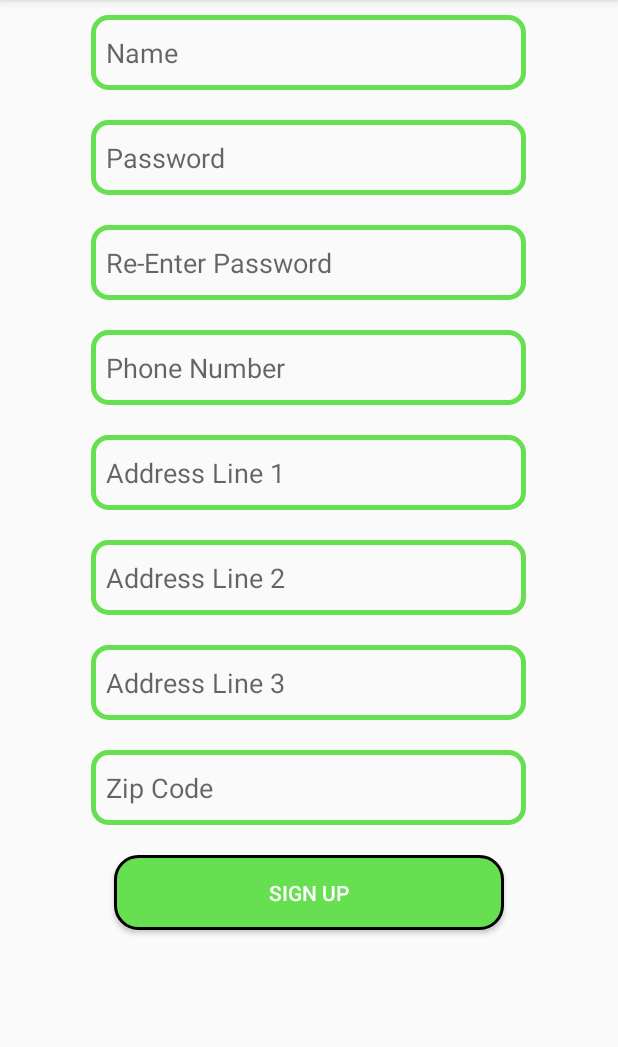
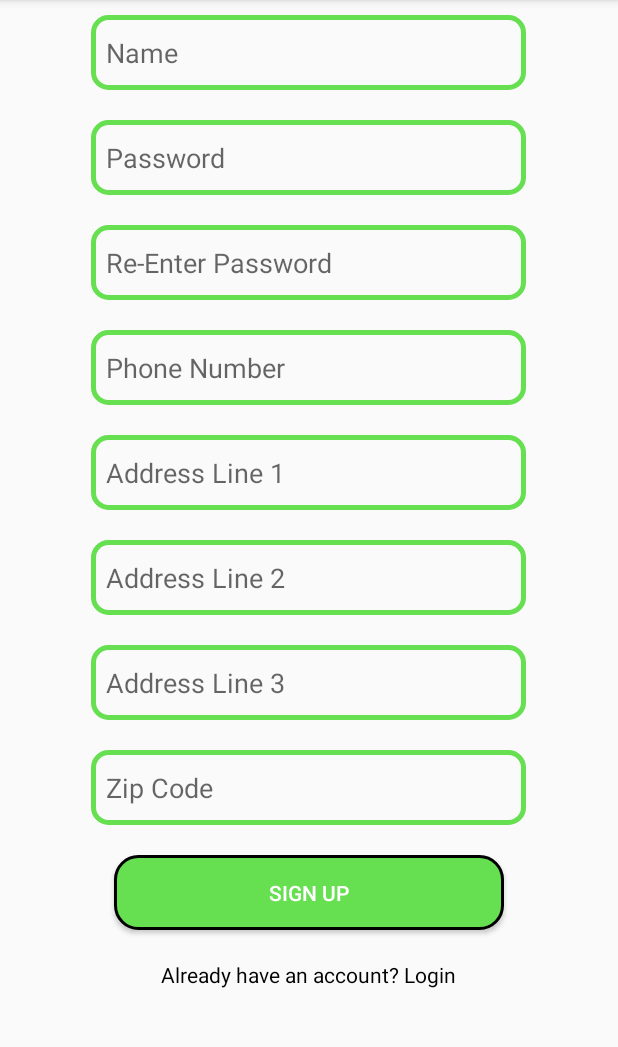
Before and after one commit to ashishrawat2911/Android-GlocalFarm, an Android app: the SignUpActivity screen opened directly, with no data from a screen before it, on a phone screen of 412 x 824 dp, the part 84-1131 px from its top. Run offline under Robolectric (Android 15) with nearby library versions, the phone set to English and light mode, and no system bars.

Commit message:
changes in sign up activity

```diff
--- a/app/src/main/res/layout/activity_sign_up.xml
+++ b/app/src/main/res/layout/activity_sign_up.xml
@@ -126,6 +126,15 @@
             android:paddingStart="8dp"
             android:text="@string/sign_up"
             android:textColor="#FFFF" />
+        <TextView
+            android:layout_width="wrap_content"
+            android:textColor="@color/black"
+            android:layout_gravity="center"
+            android:layout_height="wrap_content"
+            android:layout_marginBottom="10dp"
+            android:layout_marginTop="10dp"
+            android:onClick="alreadyAccount"
+            android:text="@string/already_have_an_account"/>
     </LinearLayout>
 
 </android.support.v4.widget.NestedScrollView>
--- a/app/src/main/res/values/strings.xml
+++ b/app/src/main/res/values/strings.xml
@@ -16,4 +16,5 @@
     <string name="hello_blank_fragment">Hello blank fragment</string>
     <string name="fruits">Fruits</string>
     <string name="vegetable">Vegetables</string>
+    <string name="already_have_an_account">Already have an account? Login</string>
 </resources>
```
Also changed, not shown: app/src/main/java/com/glocalfarm/activities/SignUpActivity.java (+12 -0 lines).
